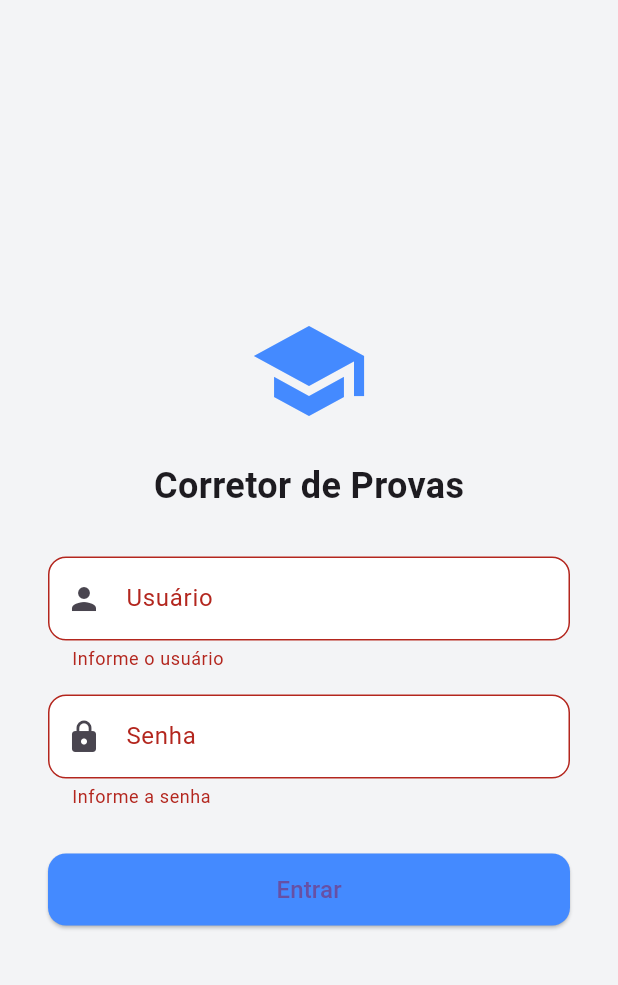
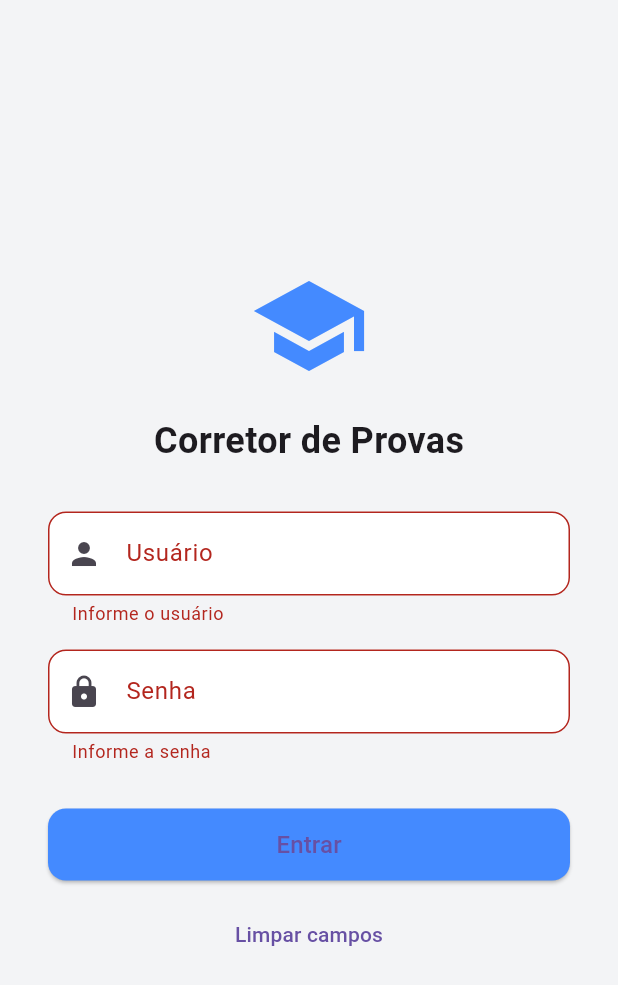
Before and after one commit to wellingtonjoaq/Hackathon-Flutter, a Flutter app: the screen it shows after launch, after a tap on "Entrar", on a phone screen of 412 x 824 dp. Shown: the top 985 px of the screen. Run offline on Flutter 3.47's test engine with Material 3 defaults, Android fonts, the phone set to English and light mode, and no system bars; our stand-ins replace shared_preferences.

Commit message:
Telas de pós login de acordo com o usuário

```diff
--- a/lib/main.dart
+++ b/lib/main.dart
@@ -1,5 +1,10 @@
 import 'package:flutter/material.dart';
-import 'screens/login_screen.dart';  // <-- aqui, 'telas' ao invés de 'screens'
+import 'services/local_storage_service.dart';
+import 'models/usuario_dto.dart';
+import 'screens/login_screen.dart';
+import 'screens/admin_screen.dart';
+import 'screens/professor_screen.dart';
+import 'screens/aluno_screen.dart';
 
 void main() {
   runApp(const MyApp());
@@ -8,15 +13,81 @@ void main() {
 class MyApp extends StatelessWidget {
   const MyApp({super.key});
 
+  Future<UsuarioDTO?> _getUsuario() async {
+    final storage = LocalStorageService();
+    return await storage.getUsuario();
+  }
+
   @override
   Widget build(BuildContext context) {
-    return MaterialApp(
-      title: 'Corretor de Provas',
-      theme: ThemeData(
-        primarySwatch: Colors.blue,
-      ),
-      home: const LoginScreen(),
-      debugShowCheckedModeBanner: false,
+    return FutureBuilder<UsuarioDTO?>(
+      future: _getUsuario(),
+      builder: (context, snapshot) {
+        // Mostrar loading apenas enquanto estiver carregando
+        if (snapshot.connectionState != ConnectionState.done) {
+          return const MaterialApp(
+            home: Scaffold(
+              body: Center(child: CircularProgressIndicator()),
+            ),
+          );
+        }
+
+        final usuario = snapshot.data;
+
+        Widget homeWidget;
+
+        if (usuario == null) {
+          // Usuário não está logado, mostrar tela de login
+          homeWidget = const LoginScreen();
+        } else {
+          // Redirecionar conforme perfil
+          switch (usuario.perfil.toUpperCase()) {
+            case 'ADMINISTRADOR':
+              homeWidget = AdminScreen(usuario: usuario);
+              break;
+            case 'PROFESSOR':
+              homeWidget = ProfessorScreen(usuario: usuario);
+              break;
+            case 'ALUNO':
+              homeWidget = AlunoScreen(usuario: usuario);
+              break;
+            default:
+              homeWidget = const LoginScreen();
+              break;
+          }
+        }
+
+        return MaterialApp(
+          title: 'Hackathon Corretor',
+          theme: ThemeData(primarySwatch: Colors.blue),
+          debugShowCheckedModeBanner: false,
+          home: homeWidget,
+          routes: {
+            '/login': (_) => const LoginScreen(),
+          },
+          onGenerateRoute: (settings) {
+            final args = settings.arguments;
+            switch (settings.name) {
+              case '/admin':
+                if (args is UsuarioDTO) {
+                  return MaterialPageRoute(builder: (_) => AdminScreen(usuario: args));
+                }
+                break;
+              case '/professor':
+                if (args is UsuarioDTO) {
+                  return MaterialPageRoute(builder: (_) => ProfessorScreen(usuario: args));
+                }
+                break;
+              case '/aluno':
+                if (args is UsuarioDTO) {
+                  return MaterialPageRoute(builder: (_) => AlunoScreen(usuario: args));
+                }
+                break;
+            }
+            return MaterialPageRoute(builder: (_) => const LoginScreen());
+          },
+        );
+      },
     );
   }
 }
--- a/lib/screens/login_screen.dart
+++ b/lib/screens/login_screen.dart
@@ -1,7 +1,7 @@
 import 'package:flutter/material.dart';
 import '../services/api_service.dart';
 import '../models/usuario_dto.dart';
-import 'home_screen.dart';  // importe sua tela Home aqui
+import '../services/local_storage_service.dart';
 
 class LoginScreen extends StatefulWidget {
   const LoginScreen({super.key});
@@ -15,6 +15,8 @@ class _LoginScreenState extends State<LoginScreen> {
   final TextEditingController _usernameController = TextEditingController();
   final TextEditingController _passwordController = TextEditingController();
 
+  final FocusNode _passwordFocus = FocusNode();
+
   bool _isLoading = false;
   final ApiService _apiService = ApiService();
 
@@ -22,6 +24,7 @@ class _LoginScreenState extends State<LoginScreen> {
   void dispose() {
     _usernameController.dispose();
     _passwordController.dispose();
+    _passwordFocus.dispose();
     super.dispose();
   }
 
@@ -31,14 +34,14 @@ class _LoginScreenState extends State<LoginScreen> {
     setState(() => _isLoading = true);
 
     final username = _usernameController.text.trim();
-    final password = _passwordController.text;
+    final password = _passwordController.text.trim();
 
     try {
       final UsuarioDTO? usuario = await _apiService.login(username, password);
 
-      setState(() => _isLoading = false);
+      if (usuario != null) {
+        await LocalStorageService().salvarUsuario(usuario);
 
-      if (usuario != null) {
         ScaffoldMessenger.of(context).showSnackBar(
           SnackBar(
             content: Text('Login efetuado com sucesso! Bem-vindo, ${usuario.nome}'),
@@ -46,11 +49,26 @@ class _LoginScreenState extends State<LoginScreen> {
           ),
         );
 
-        // Navegue para a próxima tela, exemplo:
-        Navigator.pushReplacement(
-          context,
-          MaterialPageRoute(builder: (_) => HomeScreen(usuario: usuario)),
+        switch (usuario.perfil.toUpperCase()) {
+          case 'ADMINISTRADOR':
+            Navigator.pushReplacementNamed(context, '/admin', arguments: usuario);
+            break;
+          case 'PROFESSOR':
+            Navigator.pushReplacementNamed(context, '/professor', arguments: usuario);
+            break;
+          case 'ALUNO':
+            Navigator.pushReplacementNamed(context, '/aluno', arguments: usuario);
+            break;
+          default:
+            ScaffoldMessenger.of(context).showSnackBar(
+              const SnackBar(
+                content: Text('Perfil de usuário não reconhecido.'),
+                backgroundColor: Colors.red,
+              ),
             );
+            setState(() => _isLoading = false);
+            break;
+        }
       } else {
         ScaffoldMessenger.of(context).showSnackBar(
           const SnackBar(
@@ -58,6 +76,7 @@ class _LoginScreenState extends State<LoginScreen> {
             backgroundColor: Colors.red,
           ),
         );
+        setState(() => _isLoading = false);
       }
     } catch (e) {
       setState(() => _isLoading = false);
@@ -68,6 +87,11 @@ class _LoginScreenState extends State<LoginScreen> {
         ),
       );
     }
+  }
+
+  void _limparCampos() {
+    _usernameController.clear();
+    _passwordController.clear();
   }
 
   @override
@@ -94,12 +118,16 @@ class _LoginScreenState extends State<LoginScreen> {
                     TextFormField(
                       controller: _usernameController,
                       decoration: _inputDecoration('Usuário', Icons.person),
+                      textInputAction: TextInputAction.next,
+                      onFieldSubmitted: (_) =>
+                          FocusScope.of(context).requestFocus(_passwordFocus),
                       validator: (value) =>
                       value == null || value.isEmpty ? 'Informe o usuário' : null,
                     ),
                     const SizedBox(height: 16),
                     TextFormField(
                       controller: _passwordController,
+                      focusNode: _passwordFocus,
                       decoration: _inputDecoration('Senha', Icons.lock),
                       obscureText: true,
                       validator: (value) =>
@@ -108,7 +136,9 @@ class _LoginScreenState extends State<LoginScreen> {
                     const SizedBox(height: 30),
                     _isLoading
                         ? const CircularProgressIndicator()
-                        : SizedBox(
+                        : Column(
+                      children: [
+                        SizedBox(
                           width: double.infinity,
                           height: 48,
                           child: ElevatedButton(
@@ -119,8 +149,18 @@ class _LoginScreenState extends State<LoginScreen> {
                               ),
                             ),
                             onPressed: _submit,
-                        child: const Text('Entrar', style: TextStyle(fontSize: 16)),
+                            child: const Text(
+                              'Entrar',
+                              style: TextStyle(fontSize: 16),
                             ),
+                          ),
+                        ),
+                        const SizedBox(height: 12),
+                        TextButton(
+                          onPressed: _limparCampos,
+                          child: const Text('Limpar campos'),
+                        )
+                      ],
                     ),
                   ],
                 ),
--- /dev/null
+++ b/lib/services/local_storage_service.dart
@@ -0,0 +1,26 @@
+import 'dart:convert';
+import 'package:shared_preferences/shared_preferences.dart';
+import '../models/usuario_dto.dart';
+
+class LocalStorageService {
+  static const _usuarioKey = 'usuario_logado';
+
+  Future<void> salvarUsuario(UsuarioDTO usuario) async {
+    final prefs = await SharedPreferences.getInstance();
+    final usuarioJson = jsonEncode(usuario.toJson());
+    await prefs.setString(_usuarioKey, usuarioJson);
+  }
+
+  Future<UsuarioDTO?> getUsuario() async {
+    final prefs = await SharedPreferences.getInstance();
+    final usuarioJson = prefs.getString(_usuarioKey);
+    if (usuarioJson == null) return null;
+    final data = jsonDecode(usuarioJson);
+    return UsuarioDTO.fromJson(data);
+  }
+
+  Future<void> limparUsuario() async {
+    final prefs = await SharedPreferences.getInstance();
+    await prefs.remove(_usuarioKey);
+  }
+}
```
Also changed, not shown: lib/models/usuario_dto.dart (+9 -0 lines), lib/screens/admin_screen.dart (added, +35 -0 lines), lib/screens/aluno_screen.dart (added, +35 -0 lines), lib/screens/professor_screen.dart (added, +35 -0 lines), lib/services/api_service.dart (+8 -8 lines), pubspec.yaml (+3 -71 lines). Lines whose indentation alone changed are shown as unchanged.
